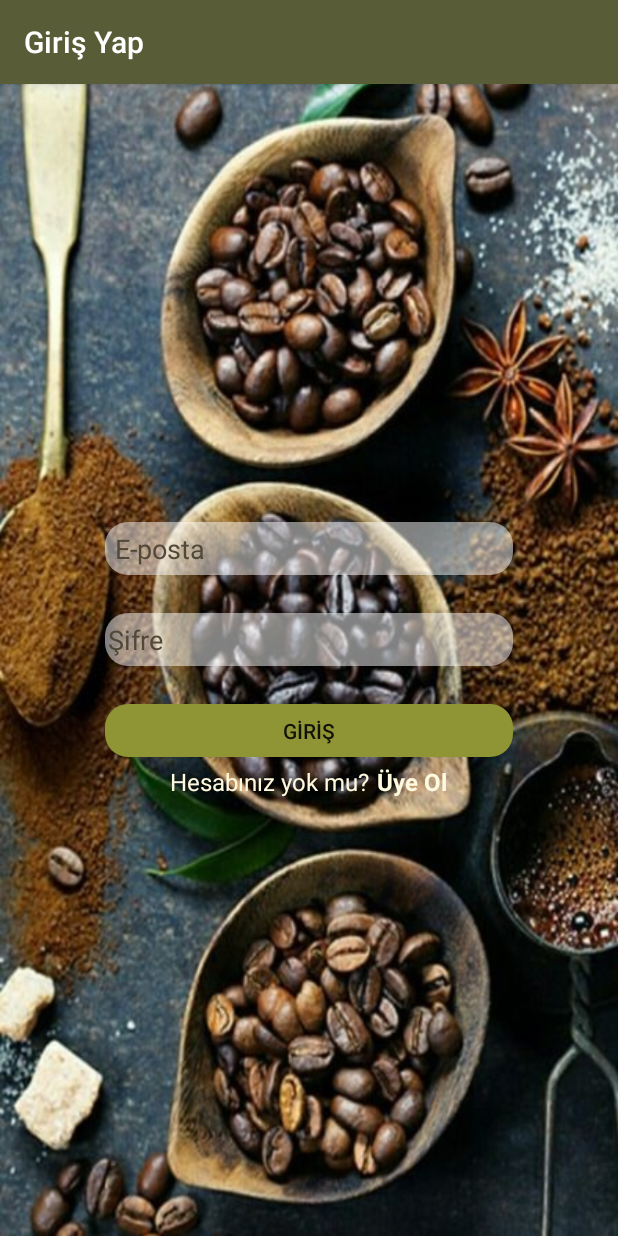
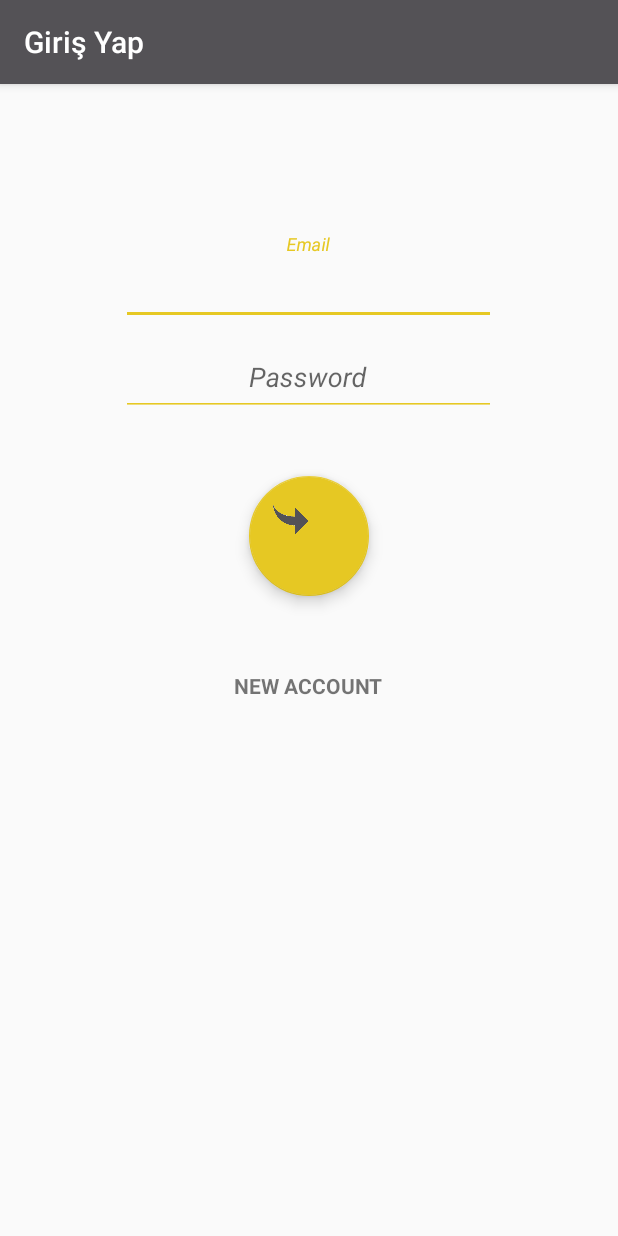
Before and after one commit to BeaconCafe/Tasarim, an Android app: the screen it shows after launch (Giris), on a phone screen of 412 x 824 dp. Run offline under Robolectric (Android 15) with nearby library versions, the phone set to English and light mode, and no system bars; our stand-ins replace Firebase (no records; nobody signed in at launch, a user with empty details on screens opened directly); 2 statements that could not run were skipped.

Commit message:
giriş sayfası tasarımı düzeltildi

```diff
--- a/app/build.gradle
+++ b/app/build.gradle
@@ -28,7 +28,7 @@ dependencies {
     implementation 'com.google.firebase:firebase-auth:11.0.4'
     implementation 'com.google.firebase:firebase-database:11.0.4'
     implementation 'com.google.firebase:firebase-storage:11.0.4'
-
+    compile 'com.android.support:design:26.1.0'
     implementation 'com.android.support:cardview-v7:26.1.0'
     implementation 'com.android.support:recyclerview-v7:26.1.0'
     implementation 'com.squareup.picasso:picasso:2.5.2'
--- a/app/src/main/java/com/tasarim/tasarim/Giris.java
+++ b/app/src/main/java/com/tasarim/tasarim/Giris.java
@@ -40,7 +40,7 @@ public class Giris extends AppCompatActivity {
         super.onCreate(savedInstanceState);
         setContentView(R.layout.activity_giris);
 
-        getWindow().setBackgroundDrawableResource(R.drawable.kahvegiris) ;
+      //  getWindow().setBackgroundDrawableResource(R.drawable.kahvegiris) ;
 
         this.setTitle("Giriş Yap");
         kayitOl=(TextView) findViewById(R.id.kayitOlSayfasi);
--- a/app/src/main/res/layout/activity_giris.xml
+++ b/app/src/main/res/layout/activity_giris.xml
@@ -1,105 +1,72 @@
 <?xml version="1.0" encoding="utf-8"?>
-    <RelativeLayout xmlns:android="http://schemas.android.com/apk/res/android"
-        xmlns:app="http://schemas.android.com/apk/res-auto"
+<LinearLayout xmlns:android="http://schemas.android.com/apk/res/android"
     xmlns:tools="http://schemas.android.com/tools"
+    tools:context="com.tasarim.tasarim.Giris"
     android:layout_width="match_parent"
     android:layout_height="match_parent"
-        android:orientation="vertical"
     android:onClick="klavyekapat"
+    android:orientation="vertical">
 
 
+    <android.support.design.widget.TextInputLayout
+        android:layout_width="match_parent"
+        android:layout_height="wrap_content"
+        android:layout_marginTop="100dp">
+
+        <EditText
+            android:id="@+id/kullaniciAdi"
+            android:layout_width="250dp"
+            android:layout_height="50dp"
+            android:layout_gravity="center"
+            android:autoLink="email"
+            android:backgroundTint="@color/colorAccent"
+
             android:gravity="center"
-    tools:context="com.tasarim.tasarim.Giris">
-    <RelativeLayout
-        android:id="@+id/center_layout"
-        android:layout_marginRight="20dp"
-        android:layout_marginLeft="20dp"
-        android:layout_marginBottom="40dp"
-        android:layout_marginTop="40dp"
+            android:hint="Email"
 
-        android:layout_width="fill_parent"
-        android:layout_height="500dp">
-        <LinearLayout
-            android:layout_centerInParent="true"
-            android:orientation="vertical"
-            android:layout_width="fill_parent"
+            android:textStyle="normal|italic" />
+    </android.support.design.widget.TextInputLayout>
+
+    <android.support.design.widget.TextInputLayout
+        android:layout_width="match_parent"
         android:layout_height="wrap_content">
 
         <EditText
-            android:id="@+id/kullaniciAdi"
-            android:layout_width="match_parent"
-            android:layout_height="35dp"
-            android:layout_marginLeft="50dp"
-            android:layout_marginRight="50dp"
-            android:focusable="true"
-            android:inputType="textEmailAddress"
-            android:background="@drawable/background"
-            android:backgroundTint="#80ffffff"
-            android:textColorHint="@color/colorPrimaryDark"
-            android:hint=" E-posta"
+            android:id="@+id/sifre"
+            android:layout_width="250dp"
+            android:layout_height="50dp"
+            android:layout_gravity="center"
+            android:backgroundTint="@color/colorAccent"
+            android:gravity="center"
+            android:hint="Password"
+            android:textStyle="normal|italic" />
+    </android.support.design.widget.TextInputLayout>
+
+    <android.support.design.widget.FloatingActionButton
+        android:id="@+id/giris"
+        android:layout_width="80dp"
+        android:layout_height="80dp"
+        android:layout_gravity="center_horizontal"
+        android:layout_marginTop="40dp"
+
+        android:src="@drawable/oklogin"
+
         />
-
-        <EditText
-            android:id="@+id/sifre"
-            android:layout_width="match_parent"
-            android:layout_height="35dp"
-
-            android:layout_marginTop="25dp"
-            android:layout_marginLeft="50dp"
-            android:layout_marginRight="50dp"
-            android:background="@drawable/background"
-            android:backgroundTint="#80ffffff"
-            android:focusable="true"
-            android:inputType="textPassword"
-            android:textColorHint="@color/colorPrimaryDark"
-            android:hint="Şifre"/>
+    <TextView
+        android:id="@+id/kayitOlSayfasi"
+        android:layout_width="wrap_content"
+        android:layout_height="wrap_content"
+        android:text="NEW ACCOUNT"
+        android:layout_marginTop="50dp"
+        android:textStyle="bold"
+        android:layout_gravity="center"/>
 
 
-        <Button
-            android:id="@+id/giris"
-            android:layout_width="match_parent"
-            android:layout_height="35dp"
-            android:layout_marginTop="25dp"
-            android:layout_marginLeft="50dp"
-            android:layout_marginRight="50dp"
-            android:gravity="center"
-            android:background="@drawable/ripple"
-            android:backgroundTint="@color/yesil"
-            android:text="GİRİŞ" />
 
-        <LinearLayout
-            android:layout_width="wrap_content"
-            android:layout_height="wrap_content"
-            android:orientation="horizontal"
-            android:layout_gravity="center"
 
-            >
-            <TextView
-                android:layout_width="match_parent"
-                android:layout_height="wrap_content"
-                android:text="Hesabınız yok mu?"
-                android:textColor="@color/colorAccent"
-                android:textSize="16dp"
 
-                android:layout_marginRight="5dp"
-                android:layout_marginTop="5dp"/>
 
-            <TextView
-                android:id="@+id/kayitOlSayfasi"
-                android:layout_width="match_parent"
-                android:layout_height="wrap_content"
-                android:layout_marginTop="5dp"
-                android:textStyle="bold"
-                android:text="Üye Ol"
-                android:textAppearance="@style/TextAppearance.AppCompat.Body1"
-                android:textSize="16dp"
 
-                android:textColor="@color/colorAccent" />
 
 
 </LinearLayout>
-
-        </LinearLayout>
-    </RelativeLayout>
-
-    </RelativeLayout>
--- a/app/src/main/res/values/colors.xml
+++ b/app/src/main/res/values/colors.xml
@@ -1,7 +1,7 @@
 <?xml version="1.0" encoding="utf-8"?>
 <resources>
-    <color name="colorPrimary">#585D37</color>
-    <color name="colorPrimaryDark">#514938</color>
-    <color name="colorAccent">#FFFADF</color>
+    <color name="colorPrimary">#545256</color>
+    <color name="colorPrimaryDark">#1E1E1E</color>
+    <color name="colorAccent">#E6C823</color>
     <color name="yesil">#8F9435</color>
 </resources>
```
Also changed, not shown: app/src/main/res/drawable/oklogin.png (added). Lines whose indentation alone changed are shown as unchanged.
